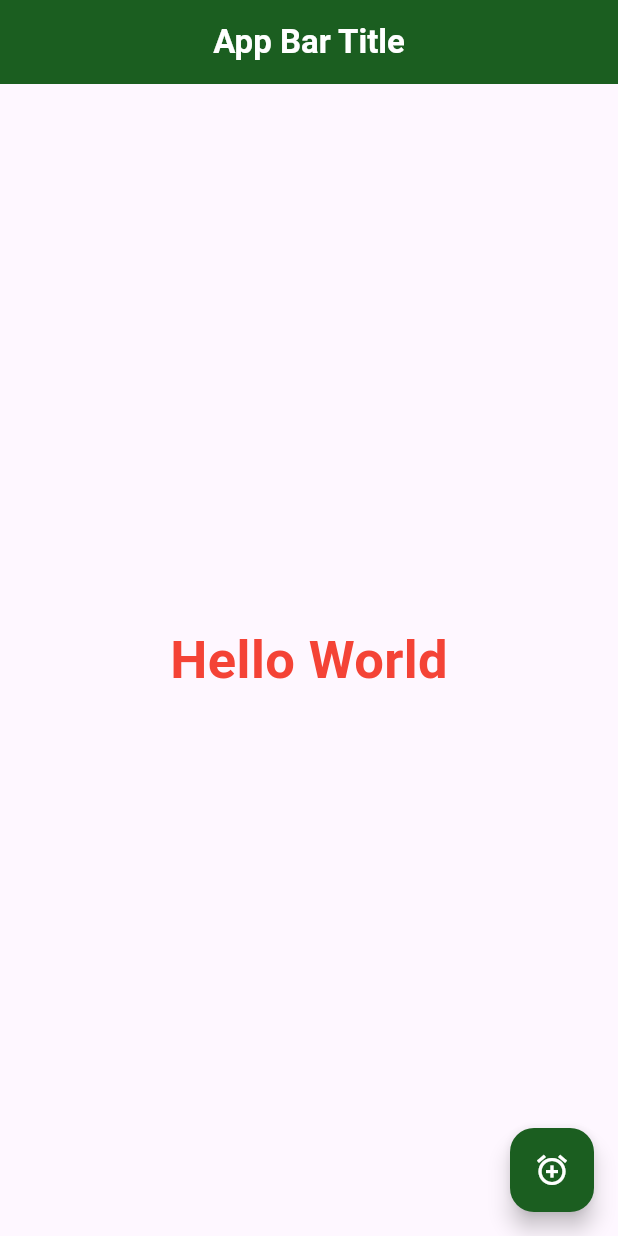
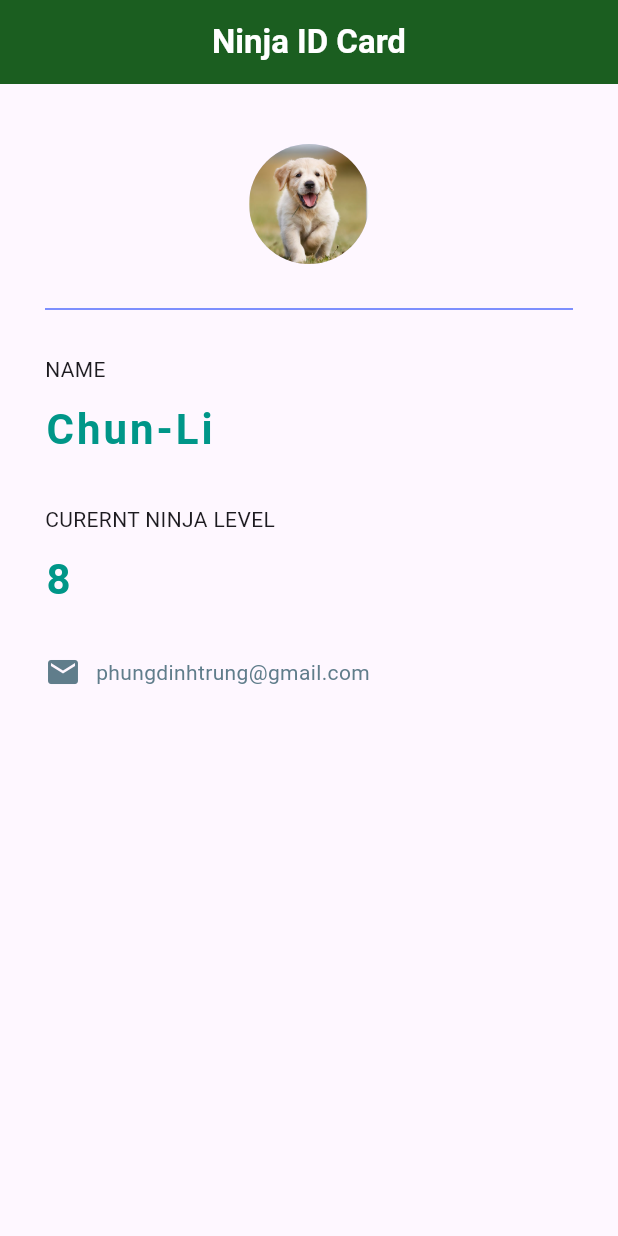
Before and after one commit to phungdinhtrung/flutter-tutorial, a Flutter app: the screen it shows after launch, on a phone screen of 412 x 824 dp. Run offline on Flutter 3.47's test engine with Material 3 defaults, Android fonts, the phone set to English and light mode, and no system bars.

Commit message:
Basic app ninja-ID

```diff
--- /dev/null
+++ b/flutter_application/lib/components/body.dart
@@ -0,0 +1,53 @@
+import 'package:flutter/material.dart';
+
+class Body extends StatelessWidget {
+  const Body({super.key});
+
+  @override
+  Widget build(BuildContext context) {
+    return const Padding(
+        padding: EdgeInsets.fromLTRB(30, 40, 30, 0),
+        child: Column(
+            crossAxisAlignment: CrossAxisAlignment.start,
+            children: <Widget>[
+              Center(
+                child: CircleAvatar(
+                  backgroundImage: AssetImage('assets/images/dog.jpg'),
+                  radius: 40.0,
+                ),
+              ),
+              Divider(
+                height: 60,
+                color: Colors.indigoAccent,
+              ),
+              Text('NAME'),
+              SizedBox(height: 10),
+              Text('Chun-Li',
+                  style: TextStyle(
+                    color: Colors.teal,
+                    letterSpacing: 2.0,
+                    fontSize: 28.0,
+                    fontWeight: FontWeight.bold,
+                  )),
+              SizedBox(height: 30),
+              Text('CURERNT NINJA LEVEL'),
+              SizedBox(height: 10),
+              Text('8',
+                  style: TextStyle(
+                    color: Colors.teal,
+                    letterSpacing: 2.0,
+                    fontSize: 28.0,
+                    fontWeight: FontWeight.bold,
+                  )),
+              SizedBox(height: 30),
+              Row(children: <Widget>[
+                Icon(Icons.email, color: Colors.blueGrey),
+                SizedBox(width: 10),
+                Text(
+                  'phungdinhtrung@gmail.com',
+                  style: TextStyle(color: Colors.blueGrey),
+                )
+              ])
+            ]));
+  }
+}
--- /dev/null
+++ b/flutter_application/lib/components/home.dart
@@ -0,0 +1,24 @@
+import 'package:flutter/material.dart';
+import 'body.dart';
+
+class Home extends StatelessWidget {
+  const Home({super.key});
+
+  @override
+  Widget build(BuildContext context) {
+    return Scaffold(
+        appBar: AppBar(
+          title: const Text(
+            'Ninja ID Card',
+            style: TextStyle(
+              color: Colors.white,
+              fontWeight: FontWeight.bold,
+              fontFamily: 'Roboto',
+            ),
+          ),
+          centerTitle: true,
+          backgroundColor: Colors.green[900],
+        ),
+        body: const Body());
+  }
+}
--- a/flutter_application/lib/main.dart
+++ b/flutter_application/lib/main.dart
@@ -1,35 +1,4 @@
 import 'package:flutter/material.dart';
+import 'components/home.dart';
 
-void main() => runApp(MaterialApp(
-      home: Scaffold(
-          appBar: AppBar(
-            title: const Text(
-              'App Bar Title',
-              style: TextStyle(
-                color: Colors.white,
-                fontWeight: FontWeight.bold,
-                fontFamily: 'Roboto',
-              ),
-            ),
-            centerTitle: true,
-            backgroundColor: Colors.green[900],
-          ),
-          body: const Center(
-            child: Text(
-              'Hello World',
-              style: TextStyle(
-                fontSize: 35,
-                fontWeight: FontWeight.bold,
-                color: Colors.red,
-              ),
-            ),
-          ),
-          floatingActionButton: FloatingActionButton(
-            onPressed: () {},
-            backgroundColor: Colors.green[900],
-            child: const Icon(
-              Icons.add_alarm,
-              color: Colors.white,
-            ),
-          )),
-    ));
+void main() => runApp(const MaterialApp(home: Home()));
```
Also changed, not shown: flutter_application/pubspec.yaml (+12 -21 lines), flutter_application/assets/fonts/Roboto-Black.ttf (renamed from flutter_application/fonts/Roboto-Black.ttf), flutter_application/assets/fonts/Roboto-BlackItalic.ttf (renamed from flutter_application/fonts/Roboto-BlackItalic.ttf), flutter_application/assets/fonts/Roboto-Bold.ttf (renamed from flutter_application/fonts/Roboto-Bold.ttf), flutter_application/assets/fonts/Roboto-BoldItalic.ttf (renamed from flutter_application/fonts/Roboto-BoldItalic.ttf), flutter_application/assets/fonts/Roboto-Italic.ttf (renamed from flutter_application/fonts/Roboto-Italic.ttf), flutter_application/assets/fonts/Roboto-Light.ttf (renamed from flutter_application/fonts/Roboto-Light.ttf), flutter_application/assets/fonts/Roboto-LightItalic.ttf (renamed from flutter_application/fonts/Roboto-LightItalic.ttf), flutter_application/assets/fonts/Roboto-Medium.ttf (renamed from flutter_application/fonts/Roboto-Medium.ttf), flutter_application/assets/fonts/Roboto-MediumItalic.ttf (renamed from flutter_application/fonts/Roboto-MediumItalic.ttf), flutter_application/assets/fonts/Roboto-Regular.ttf (renamed from flutter_application/fonts/Roboto-Regular.ttf), flutter_application/assets/fonts/Roboto-Thin.ttf (renamed from flutter_application/fonts/Roboto-Thin.ttf), flutter_application/assets/fonts/Roboto-ThinItalic.ttf (renamed from flutter_application/fonts/Roboto-ThinItalic.ttf), flutter_application/assets/images/bird.jpg (added), 1 more files.
